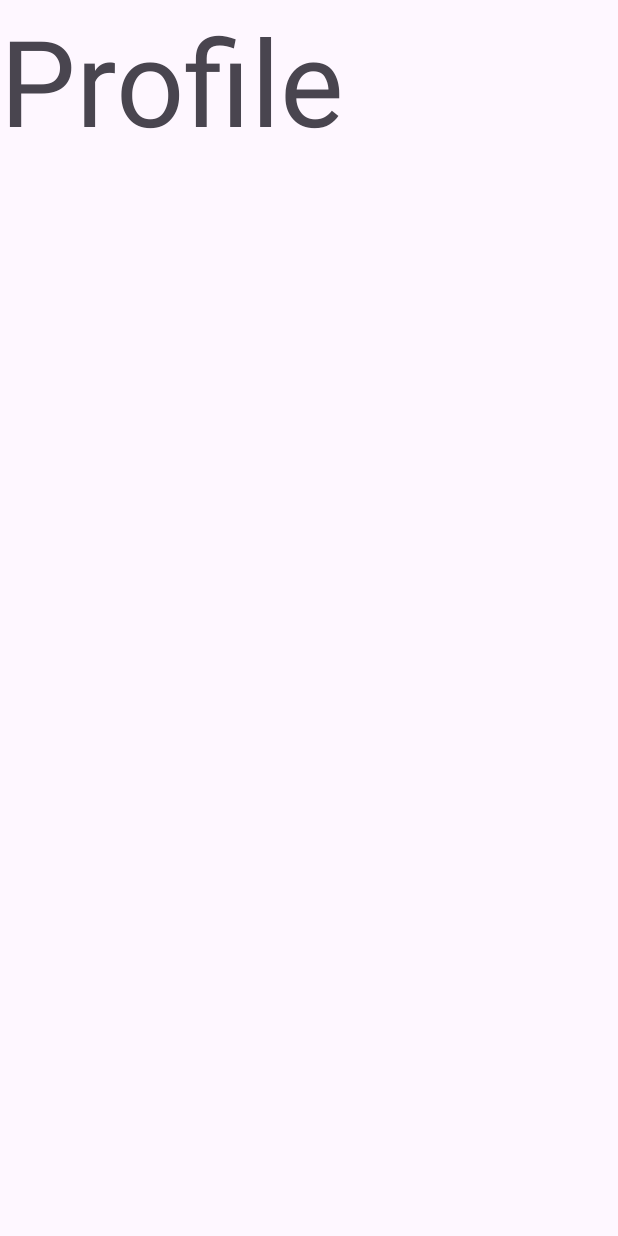
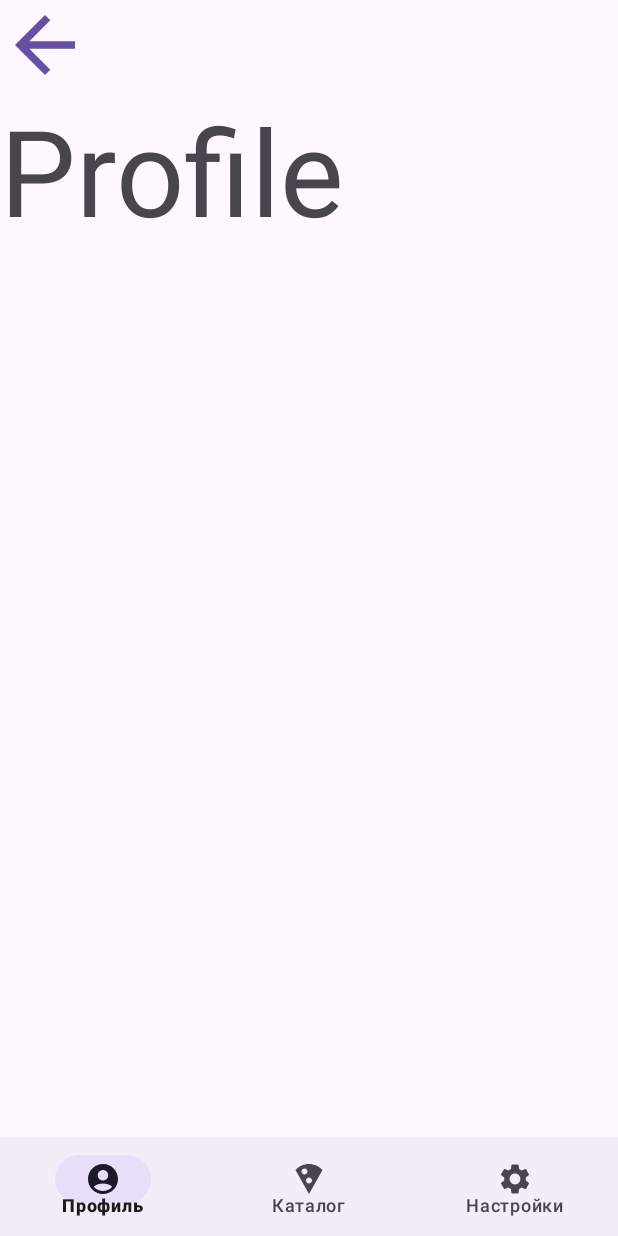
Before and after one commit to Vatulin/Pizza, an Android app: the Profile screen opened through its navigation route, on a phone screen of 412 x 824 dp. Run offline under Robolectric (Android 15) with nearby library versions, the phone set to English and light mode, and no system bars; our stand-ins replace data binding, navigation-ui.

Commit message:
version 0.4.1 -nav_menu

```diff
--- a/app/src/main/java/com/example/pizza/Profile.kt
+++ b/app/src/main/java/com/example/pizza/Profile.kt
@@ -5,6 +5,12 @@ import androidx.fragment.app.Fragment
 import android.view.LayoutInflater
 import android.view.View
 import android.view.ViewGroup
+import androidx.databinding.DataBindingUtil
+import androidx.navigation.Navigation
+import androidx.navigation.findNavController
+import androidx.navigation.ui.NavigationUI
+import com.example.pizza.databinding.FragmentProfileBinding
+import com.example.pizza.databinding.FragmentRootBinding
 
 // TODO: Rename parameter arguments, choose names that match
 // the fragment initialization parameters, e.g. ARG_ITEM_NUMBER
@@ -33,8 +39,16 @@ class Profile : Fragment() {
         inflater: LayoutInflater, container: ViewGroup?,
         savedInstanceState: Bundle?
     ): View? {
-        // Inflate the layout for this fragment
-        return inflater.inflate(R.layout.fragment_profile, container, false)
+        val binding : FragmentProfileBinding =
+            DataBindingUtil.inflate(inflater, R.layout.fragment_profile, container, false)
+
+        binding.profileBackButton.setOnClickListener {
+            binding.root.findNavController().navigate(R.id.action_profile_to_rootFragment)
+        }
+
+
+
+        return binding.root
     }
 
     companion object {
--- /dev/null
+++ b/app/src/main/res/drawable/baseline_account_circle_24.xml
@@ -0,0 +1,5 @@
+<vector xmlns:android="http://schemas.android.com/apk/res/android" android:height="24dp" android:tint="#000000" android:viewportHeight="24" android:viewportWidth="24" android:width="24dp">
+
+    <path android:fillColor="@android:color/white" android:pathData="M12,2C6.48,2 2,6.48 2,12s4.48,10 10,10s10,-4.48 10,-10S17.52,2 12,2zM12,6c1.93,0 3.5,1.57 3.5,3.5S13.93,13 12,13s-3.5,-1.57 -3.5,-3.5S10.07,6 12,6zM12,20c-2.03,0 -4.43,-0.82 -6.14,-2.88C7.55,15.8 9.68,15 12,15s4.45,0.8 6.14,2.12C16.43,19.18 14.03,20 12,20z"/>
+
+</vector>
--- /dev/null
+++ b/app/src/main/res/drawable/baseline_arrow_back_24.xml
@@ -0,0 +1,5 @@
+<vector xmlns:android="http://schemas.android.com/apk/res/android" android:autoMirrored="true" android:height="24dp" android:tint="#000000" android:viewportHeight="24" android:viewportWidth="24" android:width="24dp">
+
+    <path android:fillColor="@android:color/white" android:pathData="M20,11H7.83l5.59,-5.59L12,4l-8,8 8,8 1.41,-1.41L7.83,13H20v-2z"/>
+
+</vector>
--- /dev/null
+++ b/app/src/main/res/drawable/baseline_local_pizza_24.xml
@@ -0,0 +1,5 @@
+<vector xmlns:android="http://schemas.android.com/apk/res/android" android:height="24dp" android:tint="#000000" android:viewportHeight="24" android:viewportWidth="24" android:width="24dp">
+
+    <path android:fillColor="@android:color/white" android:pathData="M12,2C8.43,2 5.23,3.54 3.01,6L12,22l8.99,-16C18.78,3.55 15.57,2 12,2zM7,7c0,-1.1 0.9,-2 2,-2s2,0.9 2,2 -0.9,2 -2,2 -2,-0.9 -2,-2zM12,15c-1.1,0 -2,-0.9 -2,-2s0.9,-2 2,-2 2,0.9 2,2 -0.9,2 -2,2z"/>
+
+</vector>
--- /dev/null
+++ b/app/src/main/res/drawable/baseline_settings_24.xml
@@ -0,0 +1,5 @@
+<vector xmlns:android="http://schemas.android.com/apk/res/android" android:height="24dp" android:tint="#000000" android:viewportHeight="24" android:viewportWidth="24" android:width="24dp">
+
+    <path android:fillColor="@android:color/white" android:pathData="M19.14,12.94c0.04,-0.3 0.06,-0.61 0.06,-0.94c0,-0.32 -0.02,-0.64 -0.07,-0.94l2.03,-1.58c0.18,-0.14 0.23,-0.41 0.12,-0.61l-1.92,-3.32c-0.12,-0.22 -0.37,-0.29 -0.59,-0.22l-2.39,0.96c-0.5,-0.38 -1.03,-0.7 -1.62,-0.94L14.4,2.81c-0.04,-0.24 -0.24,-0.41 -0.48,-0.41h-3.84c-0.24,0 -0.43,0.17 -0.47,0.41L9.25,5.35C8.66,5.59 8.12,5.92 7.63,6.29L5.24,5.33c-0.22,-0.08 -0.47,0 -0.59,0.22L2.74,8.87C2.62,9.08 2.66,9.34 2.86,9.48l2.03,1.58C4.84,11.36 4.8,11.69 4.8,12s0.02,0.64 0.07,0.94l-2.03,1.58c-0.18,0.14 -0.23,0.41 -0.12,0.61l1.92,3.32c0.12,0.22 0.37,0.29 0.59,0.22l2.39,-0.96c0.5,0.38 1.03,0.7 1.62,0.94l0.36,2.54c0.05,0.24 0.24,0.41 0.48,0.41h3.84c0.24,0 0.44,-0.17 0.47,-0.41l0.36,-2.54c0.59,-0.24 1.13,-0.56 1.62,-0.94l2.39,0.96c0.22,0.08 0.47,0 0.59,-0.22l1.92,-3.32c0.12,-0.22 0.07,-0.47 -0.12,-0.61L19.14,12.94zM12,15.6c-1.98,0 -3.6,-1.62 -3.6,-3.6s1.62,-3.6 3.6,-3.6s3.6,1.62 3.6,3.6S13.98,15.6 12,15.6z"/>
+
+</vector>
--- a/app/src/main/res/layout/fragment_profile.xml
+++ b/app/src/main/res/layout/fragment_profile.xml
@@ -1,15 +1,42 @@
 <?xml version="1.0" encoding="utf-8"?>
+<layout xmlns:app="http://schemas.android.com/apk/res-auto">
+    <data>
+
+    </data>
 <FrameLayout xmlns:android="http://schemas.android.com/apk/res/android"
     xmlns:tools="http://schemas.android.com/tools"
     android:layout_width="match_parent"
     android:layout_height="match_parent"
     tools:context=".Profile">
 
-    <!-- TODO: Update blank fragment layout -->
-    <TextView
+    <LinearLayout
         android:layout_width="match_parent"
         android:layout_height="match_parent"
-        android:text="Profile"
-        android:textSize="80sp"/>
+        android:orientation="vertical">
 
+        <Button
+            android:id="@+id/profile_back_button"
+            android:layout_width="60dp"
+            android:layout_height="60dp"
+            android:background="@drawable/baseline_arrow_back_24"
+            android:backgroundTint="@color/black"/>
+
+        <TextView
+            android:layout_width="match_parent"
+            android:layout_height="match_parent"
+            android:text="Profile"
+            android:layout_weight="1"
+            android:textSize="80sp"/>
+
+        <com.google.android.material.bottomnavigation.BottomNavigationView
+            android:name="androidx.navigation.fragment.NavHostFragment"
+            android:id="@+id/bottom_navigation"
+            android:layout_width="match_parent"
+            android:layout_height="match_parent"
+            android:layout_weight="6"
+            app:menu="@menu/bottom_nav_menu"
+            app:navGraph="@navigation/nav_graph"
+            app:defaultNavHost="true"/>
+    </LinearLayout>
 </FrameLayout>
+</layout>
--- a/app/src/main/res/layout/fragment_root.xml
+++ b/app/src/main/res/layout/fragment_root.xml
@@ -1,5 +1,5 @@
 <?xml version="1.0" encoding="utf-8"?>
-<layout>
+<layout xmlns:app="http://schemas.android.com/apk/res-auto">
     <data>
 
     </data>
@@ -8,10 +8,8 @@
     xmlns:tools="http://schemas.android.com/tools"
     android:layout_width="match_parent"
     android:layout_height="match_parent"
-    tools:context=".RootFragment"
-    >
+    tools:context=".RootFragment">
 
-    <!-- TODO: Update blank fragment layout -->
     <LinearLayout
         android:layout_width="wrap_content"
         android:layout_height="match_parent"
@@ -63,6 +61,5 @@
 
 
     </LinearLayout>
-
 </FrameLayout>
 </layout>
--- /dev/null
+++ b/app/src/main/res/menu/bottom_nav_menu.xml
@@ -0,0 +1,15 @@
+<?xml version="1.0" encoding="utf-8"?>
+<menu xmlns:android="http://schemas.android.com/apk/res/android">
+    <item android:title="Профиль"
+        android:id="@+id/profile"
+        android:icon="@drawable/baseline_account_circle_24">
+    </item>
+    <item android:title="Каталог"
+        android:id="@+id/catalogFragment"
+        android:icon="@drawable/baseline_local_pizza_24">
+    </item>
+    <item android:title="Настройки"
+        android:id="@+id/settingsFragment"
+        android:icon="@drawable/baseline_settings_24">
+    </item>
+</menu>
--- a/app/src/main/res/navigation/nav_graph.xml
+++ b/app/src/main/res/navigation/nav_graph.xml
@@ -9,16 +9,46 @@
         android:id="@+id/profile"
         android:name="com.example.pizza.Profile"
         android:label="fragment_profile"
-        tools:layout="@layout/fragment_profile" />
+        tools:layout="@layout/fragment_profile" >
+        <action
+            android:id="@+id/action_profile_to_rootFragment"
+            app:destination="@id/rootFragment" />
+        <action
+            android:id="@+id/action_profile_to_catalogFragment"
+            app:destination="@id/catalogFragment" />
+        <action
+            android:id="@+id/action_profile_to_settingsFragment"
+            app:destination="@id/settingsFragment" />
+    </fragment>
     <fragment
         android:id="@+id/settingsFragment"
         android:name="com.example.pizza.SettingsFragment"
-        android:label="SettingsFragment" />
+        android:label="SettingsFragment" >
+        <action
+            android:id="@+id/action_settingsFragment_to_rootFragment"
+            app:destination="@id/rootFragment" />
+        <action
+            android:id="@+id/action_settingsFragment_to_catalogFragment"
+            app:destination="@id/catalogFragment" />
+        <action
+            android:id="@+id/action_settingsFragment_to_profile"
+            app:destination="@id/profile" />
+    </fragment>
     <fragment
         android:id="@+id/catalogFragment"
         android:name="com.example.pizza.CatalogFragment"
         android:label="catalog_item_list"
-        tools:layout="@layout/catalog_item_list" />
+        tools:layout="@layout/catalog_item_list" >
+        <action
+            android:id="@+id/action_catalogFragment_to_rootFragment"
+            app:destination="@id/rootFragment" />
+        <action
+            android:id="@+id/action_catalogFragment_to_profile"
+            app:destination="@id/profile" />
+        <action
+            android:id="@+id/action_catalogFragment_to_settingsFragment"
+            app:destination="@id/settingsFragment" />
+    </fragment>
     <fragment
         android:id="@+id/rootFragment"
         android:name="com.example.pizza.RootFragment"
```
